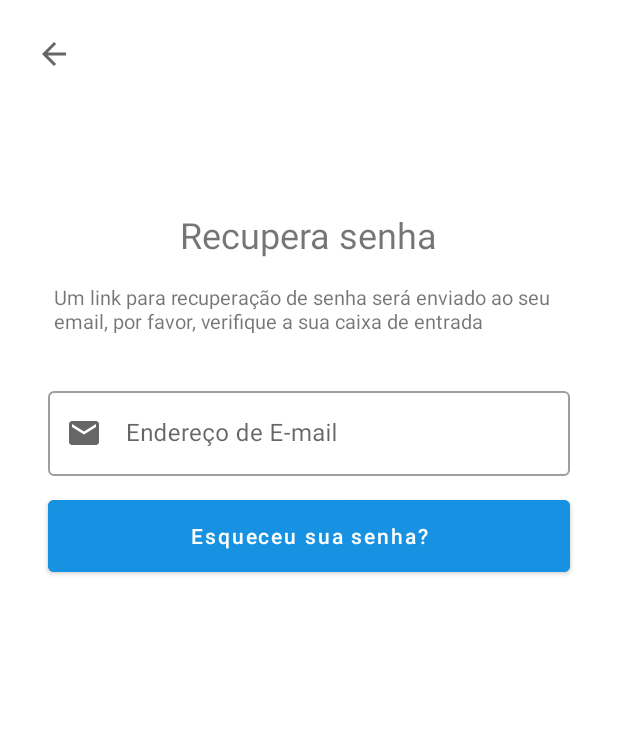
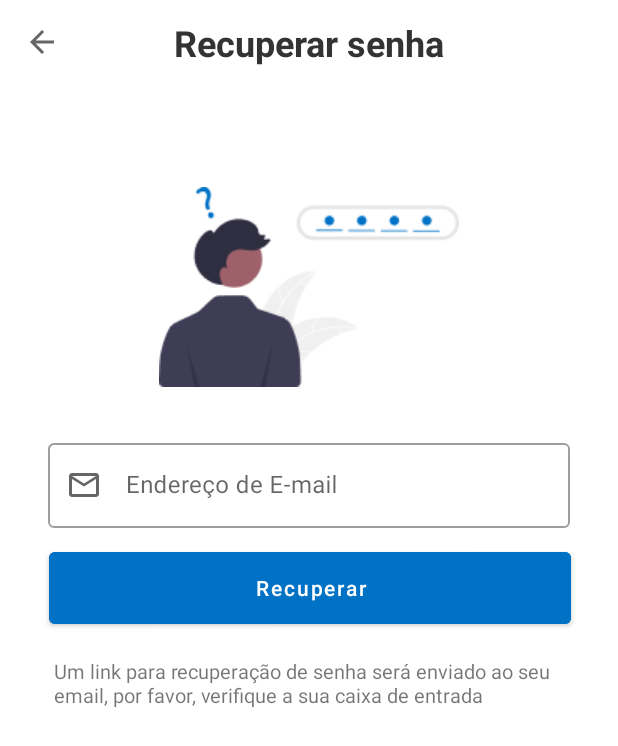
Before and after one commit to jwlds/TeethKids, an Android app: the RecoverAccountFragment screen opened through its navigation route, on a phone screen of 412 x 824 dp. Shown: the top 746 px of the screen. Run offline under Robolectric (Android 15) with nearby library versions, the phone set to English and light mode, and no system bars; our stand-ins replace CircleImageView, Firebase (no records; nobody signed in at launch, a user with empty details on screens opened directly); libraries missing offline, so code that uses them is left out: com.google.maps.model; pictures from the network do not load.

Commit message:
Update: password recover fragment interface change

```diff
--- a/app/src/main/res/layout/fragment_recover_account.xml
+++ b/app/src/main/res/layout/fragment_recover_account.xml
@@ -13,8 +13,8 @@
 
         <ImageButton
             android:id="@+id/btnBack"
-            android:layout_width="40dp"
-            android:layout_height="40dp"
+            android:layout_width="24dp"
+            android:layout_height="24dp"
             android:layout_marginStart="16dp"
             android:layout_marginTop="16dp"
             android:backgroundTint="@color/white"
@@ -27,24 +27,25 @@
             android:id="@+id/labelTitle"
             android:layout_width="wrap_content"
             android:layout_height="wrap_content"
-            android:layout_marginTop="140dp"
             android:text="@string/string_recover_account_page_title"
+            android:textColor="#333333"
             android:textSize="24sp"
+            android:textStyle="bold"
+            app:layout_constraintBottom_toBottomOf="@+id/btnBack"
             app:layout_constraintEnd_toEndOf="parent"
             app:layout_constraintStart_toStartOf="parent"
-            app:layout_constraintTop_toTopOf="parent" />
+            app:layout_constraintTop_toTopOf="@+id/btnBack" />
 
-        <TextView
-            android:id="@+id/titleInfo"
-            android:layout_width="340dp"
+        <ImageView
+            android:id="@+id/imageView"
+            android:layout_width="wrap_content"
             android:layout_height="wrap_content"
-            android:layout_marginTop="16dp"
-            android:text="@string/string_recover_account_page_label"
-            android:textAlignment="textStart"
-            android:textSize="13sp"
+            android:layout_marginTop="80dp"
+            android:src="@drawable/password_recover"
+            app:layout_constraintBottom_toTopOf="@+id/inputEmail"
             app:layout_constraintEnd_toEndOf="parent"
             app:layout_constraintStart_toStartOf="parent"
-            app:layout_constraintTop_toBottomOf="@id/labelTitle" />
+            app:layout_constraintTop_toBottomOf="@+id/labelTitle" />
 
         <com.google.android.material.textfield.TextInputLayout
             android:id="@+id/inputEmail"
@@ -54,8 +55,8 @@
             android:layout_margin="32dp"
             app:layout_constraintEnd_toEndOf="@+id/labelTitle"
             app:layout_constraintStart_toStartOf="@+id/labelTitle"
-            app:layout_constraintTop_toBottomOf="@+id/titleInfo"
-            app:startIconDrawable="@drawable/baseline_email_24">
+            app:layout_constraintTop_toBottomOf="@+id/imageView"
+            app:startIconDrawable="@drawable/outline_email_24">
 
             <com.google.android.material.textfield.TextInputEditText
                 android:id="@+id/edtEmail"
@@ -70,8 +71,8 @@
             android:id="@+id/tvRecoverErrorMessage"
             android:layout_width="wrap_content"
             android:layout_height="wrap_content"
-            android:layout_marginTop="8dp"
-            android:layout_marginBottom="8dp"
+            android:layout_marginTop="16dp"
+            android:layout_marginBottom="16dp"
             android:text="@string/string_recover_account_text_error"
             android:textColor="#FF5252"
             app:layout_constraintBottom_toTopOf="@+id/btnRecover"
@@ -85,12 +86,24 @@
             android:layout_height="wrap_content"
             android:layout_marginTop="10dp"
             android:height="60dp"
-            android:backgroundTint="@color/blue"
-            android:text="@string/string_text_btn_recover"
+            android:backgroundTint="#0072C6"
+            android:text="Recuperar"
             android:textAllCaps="false"
             app:layout_constraintEnd_toEndOf="@+id/inputEmail"
             app:layout_constraintStart_toStartOf="@+id/inputEmail"
             app:layout_constraintTop_toBottomOf="@+id/tvRecoverErrorMessage" />
+
+        <TextView
+            android:id="@+id/titleInfo"
+            android:layout_width="340dp"
+            android:layout_height="wrap_content"
+            android:layout_marginTop="16dp"
+            android:text="@string/string_recover_account_page_label"
+            android:textAlignment="textStart"
+            android:textSize="13sp"
+            app:layout_constraintEnd_toEndOf="parent"
+            app:layout_constraintStart_toStartOf="parent"
+            app:layout_constraintTop_toBottomOf="@id/btnRecover" />
 
         <ProgressBar
             android:id="@+id/loading"
--- a/app/src/main/res/values/strings.xml
+++ b/app/src/main/res/values/strings.xml
@@ -38,7 +38,7 @@
     <string name="string_error_internet_disconnected_text">Você está offline. Reconecte-se para continuar.</string>
     <string name="string_error_internet_disconnected_text_bottom">Você está Offline.</string>
     <string name="string_error_login">Email ou senha inválidos. Tente novamente!</string>
-    <string name="string_recover_account_text_error">Email inválido ou incompleto. Tente novamente!</string>
+    <string name="string_recover_account_text_error">E-mail inválido ou incompleto. Tente novamente!</string>
 
     <!-- TODO: Strings para textos de botões -->
     <string name="string_text_btn_send_revision">Solicitar Revisão</string>
@@ -79,7 +79,7 @@
     <string name="string_help_page_title">Sobre o App</string>
     <string name="string_address_register_page_title">Você esta quase lá!</string>
     <string name="string_personal_informations_page_title">Quem é você?</string>
-    <string name="string_recover_account_page_title">Recupera senha</string>
+    <string name="string_recover_account_page_title">Recuperar senha</string>
     <string name="string_review_page_title">Notas e avaliações</string>
 
     <!-- TODO: Strings para os campos de input -->
```
Also changed, not shown: app/src/main/res/drawable/password_recover.png (added).
